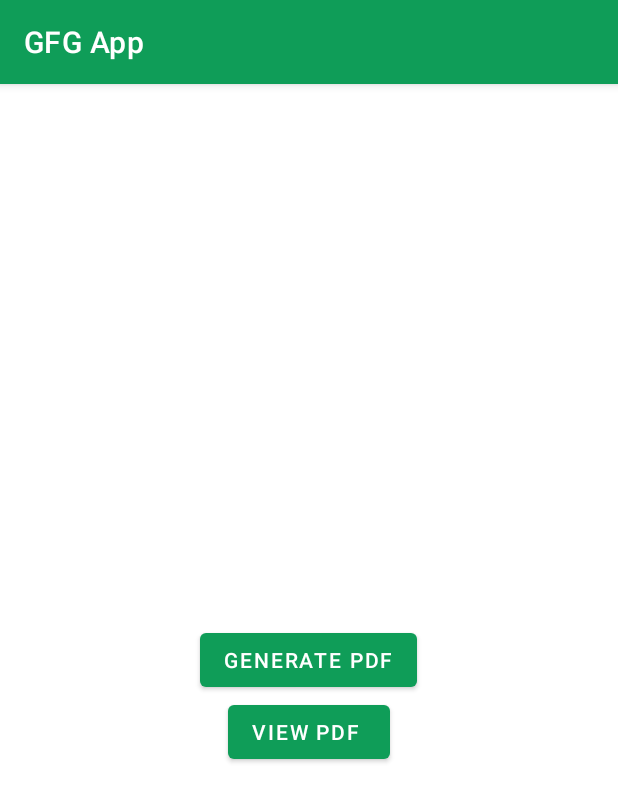
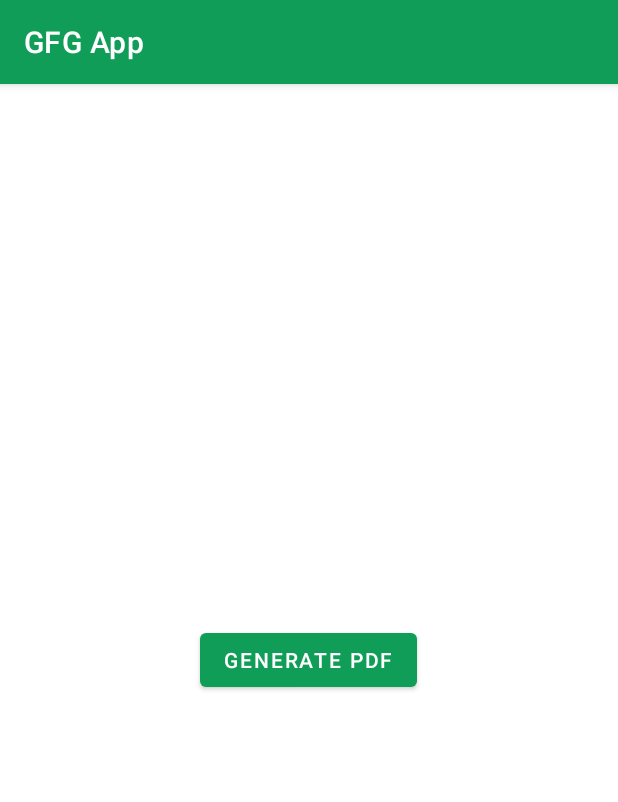
Before and after one commit to ChaitanyaMunje/SessionManagementAndroid, an Android app: the screen it shows after launch (MainActivity), on a phone screen of 412 x 824 dp. Shown: the top 802 px of the screen. Run offline under Robolectric (Android 15) with nearby library versions, the phone set to English and light mode, and no system bars.

Commit message:
PDF file generation from Android.

```diff
--- a/app/src/main/java/com/gtappdevelopers/sessionmanagement/MainActivity.java
+++ b/app/src/main/java/com/gtappdevelopers/sessionmanagement/MainActivity.java
@@ -32,7 +32,7 @@ import static android.Manifest.permission.WRITE_EXTERNAL_STORAGE;
 public class MainActivity extends AppCompatActivity {
 
     //variables for our buttons.
-    Button viewPDFbtn, generatePDFbtn;
+    Button  generatePDFbtn;
     //declaring width and height for our PDF file.
     int pageHeight = 1120;
     int pagewidth = 792;
@@ -47,7 +47,6 @@ public class MainActivity extends AppCompatActivity {
         super.onCreate(savedInstanceState);
         setContentView(R.layout.activity_main);
         //initializing our variables.
-        viewPDFbtn = findViewById(R.id.idBtnViewPDF);
         generatePDFbtn = findViewById(R.id.idBtnGeneratePDF);
         bmp = BitmapFactory.decodeResource(getResources(), R.drawable.gfgimage);
         scaledbmp = Bitmap.createScaledBitmap(bmp, 140, 140, false);
@@ -59,15 +58,6 @@ public class MainActivity extends AppCompatActivity {
             requestPermission();
         }
 
-        //setting onclick listner for our button.
-        viewPDFbtn.setOnClickListener(new View.OnClickListener() {
-            @Override
-            public void onClick(View v) {
-                //caling method to view our generated PDF file.
-                viewPDF();
-            }
-        });
-
         generatePDFbtn.setOnClickListener(new View.OnClickListener() {
             @Override
             public void onClick(View v) {
@@ -75,29 +65,6 @@ public class MainActivity extends AppCompatActivity {
                 generatePDF();
             }
         });
-
-
-    }
-
-    private void viewPDF() {
-        //below line is for creating a variable for file which we have to open on button click.
-        File file = new File(Environment.getExternalStorageDirectory(), "GFG.pdf");
-        //after creating a variable for file we are opening that file via an intent to view.
-        Intent intent = new Intent(Intent.ACTION_VIEW);
-        //below line is used to set uri for a file which we have to open.
-        intent.setDataAndType(Uri.fromFile(file), "application/pdf");
-        //below line is for setting no flags to our activity.
-        intent.setFlags(Intent.FLAG_ACTIVITY_NO_HISTORY);
-        //intent 1 is used for selecting a chooser with which we have to open our file.
-        Intent intent1 = Intent.createChooser(intent, "Open With");
-        try {
-            //we are passing startActivity to open our file.
-            startActivity(intent1);
-        } catch (ActivityNotFoundException e) {
-            //handling error case if file isnot found.
-            e.printStackTrace();
-            // Instruct the user to install a PDF reader here, or something
-        }
 
 
     }
--- a/app/src/main/res/layout/activity_main.xml
+++ b/app/src/main/res/layout/activity_main.xml
@@ -14,14 +14,4 @@
         android:text="Generate PDF" />
 
 
-    <!--Button for opening our PDF file-->
-    <Button
-        android:id="@+id/idBtnViewPDF"
-        android:layout_width="wrap_content"
-        android:layout_height="wrap_content"
-        android:layout_below="@id/idBtnGeneratePDF"
-        android:layout_centerInParent="true"
-        android:text="View PDF " />
-
-
 </RelativeLayout>
--- /dev/null
+++ b/app/src/main/res/xml/provider_paths.xml
@@ -0,0 +1,5 @@
+<?xml version="1.0" encoding="utf-8"?>
+<paths xmlns:android="http://schemas.android.com/apk/res/android">
+    <external-path name="external_files" path="."/>
+
+</paths>
```
